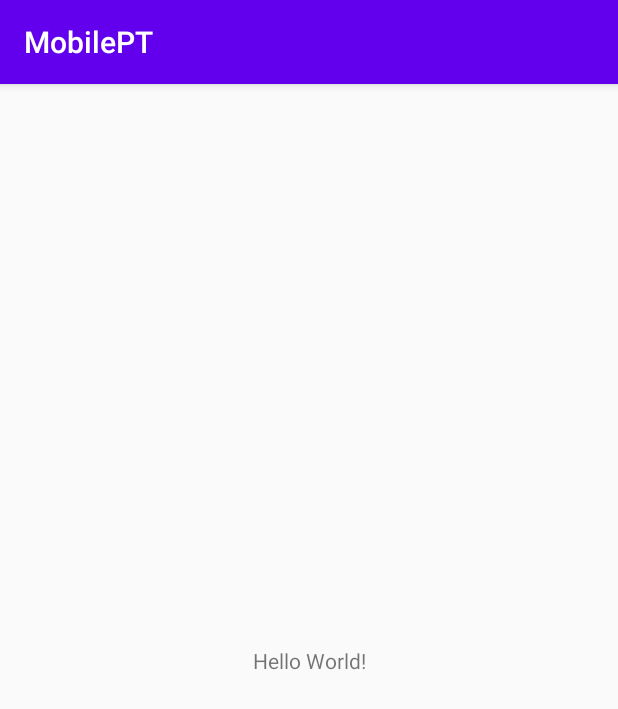
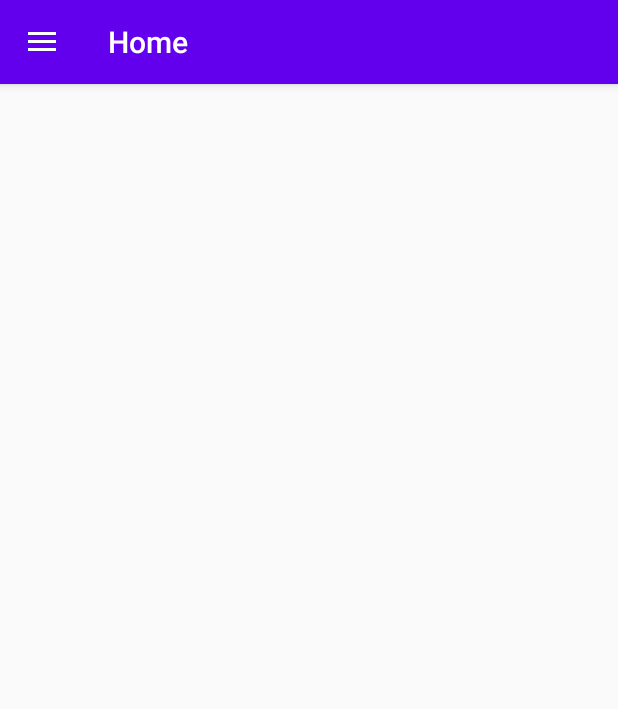
Before and after one commit to YuJunCheol/MPT, an Android app: the screen it shows after launch (MainActivity), on a phone screen of 412 x 824 dp. Shown: the top 709 px of the screen. Run offline under Robolectric (Android 15) with nearby library versions, the phone set to English and light mode, and no system bars; our stand-ins replace navigation-ui.

Commit message:
2020.08.23 안드로이드 수정

```diff
--- a/Client/app/build.gradle
+++ b/Client/app/build.gradle
@@ -25,9 +25,14 @@ android {
 
 dependencies {
     implementation fileTree(dir: 'libs', include: ['*.jar'])
-
+    implementation 'com.google.android.material:material:1.2.0-alpha01'
     implementation 'androidx.appcompat:appcompat:1.2.0'
+    implementation 'androidx.legacy:legacy-support-v4:1.0.0'
+    implementation 'com.google.android.material:material:1.2.0'
     implementation 'androidx.constraintlayout:constraintlayout:2.0.0'
+    implementation 'androidx.navigation:navigation-fragment:2.3.0'
+    implementation 'androidx.navigation:navigation-ui:2.3.0'
+    implementation 'androidx.lifecycle:lifecycle-extensions:2.2.0'
     testImplementation 'junit:junit:4.12'
     androidTestImplementation 'androidx.test.ext:junit:1.1.1'
     androidTestImplementation 'androidx.test.espresso:espresso-core:3.2.0'
--- a/Client/app/src/main/AndroidManifest.xml
+++ b/Client/app/src/main/AndroidManifest.xml
@@ -9,7 +9,10 @@
         android:roundIcon="@mipmap/ic_launcher_round"
         android:supportsRtl="true"
         android:theme="@style/AppTheme">
-        <activity android:name=".MainActivity">
+        <activity
+            android:name=".MainActivity"
+            android:label="@string/app_name"
+            android:theme="@style/AppTheme.NoActionBar">
             <intent-filter>
                 <action android:name="android.intent.action.MAIN" />
 
--- /dev/null
+++ b/Client/app/src/main/java/Data/User.java
@@ -0,0 +1,4 @@
+package Data;
+
+public class User {
+}
--- a/Client/app/src/main/java/com/yujuncheol/android/mobilept/MainActivity.java
+++ b/Client/app/src/main/java/com/yujuncheol/android/mobilept/MainActivity.java
@@ -1,14 +1,43 @@
 package com.yujuncheol.android.mobilept;
 
 import androidx.appcompat.app.AppCompatActivity;
+import androidx.appcompat.widget.Toolbar;
+import androidx.drawerlayout.widget.DrawerLayout;
+import androidx.navigation.NavController;
+import androidx.navigation.Navigation;
+import androidx.navigation.ui.AppBarConfiguration;
+import androidx.navigation.ui.NavigationUI;
 
 import android.os.Bundle;
 
+import com.google.android.material.navigation.NavigationView;
+
 public class MainActivity extends AppCompatActivity {
+
+    private AppBarConfiguration mAppBarConfiguration;
 
     @Override
     protected void onCreate(Bundle savedInstanceState) {
         super.onCreate(savedInstanceState);
         setContentView(R.layout.activity_main);
+
+        Toolbar toolbar = (Toolbar) findViewById(R.id.toolbar);
+        setSupportActionBar(toolbar);
+
+        DrawerLayout drawer = findViewById(R.id.drawer_layout);
+        NavigationView navigationView = findViewById(R.id.nav_view);
+
+        mAppBarConfiguration = new AppBarConfiguration.Builder(
+                R.id.nav_home).setDrawerLayout(drawer).build();
+
+        NavController navController = Navigation.findNavController(this, R.id.nav_host_fragment);
+        NavigationUI.setupActionBarWithNavController(this, navController, mAppBarConfiguration);
+        NavigationUI.setupWithNavController(navigationView, navController);
+    }
+
+    public boolean onSupportNavigateUp() {
+        NavController navController = Navigation.findNavController(this, R.id.nav_host_fragment);
+        return NavigationUI.navigateUp(navController, mAppBarConfiguration)
+                || super.onSupportNavigateUp();
     }
 }
--- /dev/null
+++ b/Client/app/src/main/java/com/yujuncheol/android/mobilept/UI/home/HomeFragment.java
@@ -0,0 +1,21 @@
+package com.yujuncheol.android.mobilept.UI.home;
+
+import android.os.Bundle;
+import android.view.LayoutInflater;
+import android.view.View;
+import android.view.ViewGroup;
+
+import androidx.annotation.NonNull;
+import androidx.fragment.app.Fragment;
+
+import com.yujuncheol.android.mobilept.R;
+
+public class HomeFragment extends Fragment {
+
+    public View onCreateView(@NonNull LayoutInflater inflater,
+                             ViewGroup container, Bundle savedInstanceState) {
+        View root = inflater.inflate(R.layout.fragment_home, container, false);
+
+        return root;
+    }
+}
--- a/Client/app/src/main/res/layout/activity_main.xml
+++ b/Client/app/src/main/res/layout/activity_main.xml
@@ -1,18 +1,22 @@
 <?xml version="1.0" encoding="utf-8"?>
-<androidx.constraintlayout.widget.ConstraintLayout xmlns:android="http://schemas.android.com/apk/res/android"
+<androidx.drawerlayout.widget.DrawerLayout xmlns:android="http://schemas.android.com/apk/res/android"
     xmlns:app="http://schemas.android.com/apk/res-auto"
-    xmlns:tools="http://schemas.android.com/tools"
+    android:id="@+id/drawer_layout"
     android:layout_width="match_parent"
-    android:layout_height="match_parent"
-    tools:context=".MainActivity">
+    android:layout_height="match_parent">
 
-    <TextView
+    <include
+        layout="@layout/app_bar_main"
+        android:layout_width="match_parent"
+        android:layout_height="match_parent"/>
+
+    <com.google.android.material.navigation.NavigationView
+        android:id="@+id/nav_view"
         android:layout_width="wrap_content"
-        android:layout_height="wrap_content"
-        android:text="Hello World!"
-        app:layout_constraintBottom_toBottomOf="parent"
-        app:layout_constraintLeft_toLeftOf="parent"
-        app:layout_constraintRight_toRightOf="parent"
-        app:layout_constraintTop_toTopOf="parent" />
+        android:layout_height="match_parent"
+        android:layout_gravity="start"
+        android:fitsSystemWindows="true"
+        app:headerLayout="@layout/nav_header_main"
+        app:menu="@menu/activity_main_drawer" />
 
-</androidx.constraintlayout.widget.ConstraintLayout>
+</androidx.drawerlayout.widget.DrawerLayout>
--- /dev/null
+++ b/Client/app/src/main/res/layout/app_bar_main.xml
@@ -0,0 +1,26 @@
+<?xml version="1.0" encoding="utf-8"?>
+<androidx.constraintlayout.widget.ConstraintLayout
+    xmlns:android="http://schemas.android.com/apk/res/android"
+    xmlns:app="http://schemas.android.com/apk/res-auto"
+    xmlns:tools="http://schemas.android.com/tools"
+    android:layout_width="match_parent"
+    android:layout_height="match_parent"
+    tools:context=".MainActivity">
+
+    <com.google.android.material.appbar.AppBarLayout
+        android:layout_width="match_parent"
+        android:layout_height="wrap_content"
+        android:theme="@style/AppTheme.AppBarOverlay">
+
+        <androidx.appcompat.widget.Toolbar
+            android:id="@+id/toolbar"
+            android:layout_width="match_parent"
+            android:layout_height="?attr/actionBarSize"
+            android:background="?attr/colorPrimary"
+            app:popupTheme="@style/AppTheme.PopupOverlay"/>
+
+    </com.google.android.material.appbar.AppBarLayout>
+
+    <include layout ="@layout/content_main"/>
+
+</androidx.constraintlayout.widget.ConstraintLayout>
--- /dev/null
+++ b/Client/app/src/main/res/layout/content_main.xml
@@ -0,0 +1,22 @@
+<?xml version="1.0" encoding="utf-8"?>
+<androidx.constraintlayout.widget.ConstraintLayout
+    xmlns:android="http://schemas.android.com/apk/res/android"
+    android:layout_width="match_parent"
+    android:layout_height="match_parent"
+    xmlns:app="http://schemas.android.com/apk/res-auto"
+    xmlns:tools="http://schemas.android.com/tools"
+    app:layout_behavior="@string/appbar_scrolling_view_behavior"
+    tools:showIn="@layout/app_bar_main">
+
+    <fragment
+        android:id="@+id/nav_host_fragment"
+        android:name="androidx.navigation.fragment.NavHostFragment"
+        android:layout_width="match_parent"
+        android:layout_height="match_parent"
+        app:defaultNavHost="true"
+        app:layout_constraintLeft_toLeftOf="parent"
+        app:layout_constraintRight_toRightOf="parent"
+        app:layout_constraintTop_toTopOf="parent"
+        app:navGraph="@navigation/mobile_navigation" />
+
+</androidx.constraintlayout.widget.ConstraintLayout>
--- /dev/null
+++ b/Client/app/src/main/res/layout/fragment_home.xml
@@ -0,0 +1,11 @@
+<?xml version="1.0" encoding="utf-8"?>
+<androidx.constraintlayout.widget.ConstraintLayout xmlns:android="http://schemas.android.com/apk/res/android"
+    android:layout_width="match_parent"
+    android:layout_height="match_parent"
+    xmlns:tools="http://schemas.android.com/tools"
+    xmlns:app="http://schemas.android.com/apk/res-auto"
+    android:paddingTop="?attr/actionBarSize"
+    tools:context=".UI.home.HomeFragment">
+
+
+</androidx.constraintlayout.widget.ConstraintLayout>
--- /dev/null
+++ b/Client/app/src/main/res/layout/nav_header_main.xml
@@ -0,0 +1,14 @@
+<?xml version="1.0" encoding="utf-8"?>
+<LinearLayout
+    xmlns:android="http://schemas.android.com/apk/res/android"
+    android:layout_width="match_parent"
+    android:layout_height="@dimen/nav_header_height"
+    android:background="@color/colorAccent"
+    android:theme="@style/ThemeOverlay.AppCompat.Dark">
+    <TextView
+        android:layout_width="match_parent"
+        android:layout_height="wrap_content"
+        android:paddingTop="@dimen/nav_header_vertical_spacing"
+        android:text="@string/nav_header_title"
+        android:textAppearance="@style/TextAppearance.AppCompat.Body1" />
+</LinearLayout>
--- /dev/null
+++ b/Client/app/src/main/res/menu/activity_main_drawer.xml
@@ -0,0 +1,15 @@
+<?xml version="1.0" encoding="utf-8"?>
+<menu xmlns:android="http://schemas.android.com/apk/res/android"
+    xmlns:tools="http://schemas.android.com/tools"
+    tools:showIn="navigation_view">
+
+    <group android:checkableBehavior="single">
+        <item
+            android:id="@+id/nav_home"
+            android:title="@string/menu_home"/>
+
+
+    </group>
+
+
+</menu>
--- /dev/null
+++ b/Client/app/src/main/res/navigation/mobile_navigation.xml
@@ -0,0 +1,14 @@
+<?xml version="1.0" encoding="utf-8"?>
+<navigation xmlns:android="http://schemas.android.com/apk/res/android"
+    xmlns:app="http://schemas.android.com/apk/res-auto"
+    xmlns:tools="http://schemas.android.com/tools"
+    android:id="@+id/mobile_navigation"
+    app:startDestination="@+id/nav_home">
+    <fragment
+        android:id="@+id/nav_home"
+        android:name="com.yujuncheol.android.mobilept.UI.home.HomeFragment"
+        android:label="@string/menu_home"
+        tools:layout="@layout/fragment_home">
+    </fragment>
+
+</navigation>
--- /dev/null
+++ b/Client/app/src/main/res/values/dimens.xml
@@ -0,0 +1,5 @@
+<?xml version="1.0" encoding="utf-8"?>
+<resources>
+    <dimen name="nav_header_height">176dp</dimen>
+    <dimen name="nav_header_vertical_spacing">16dp</dimen>
+</resources>
--- a/Client/app/src/main/res/values/strings.xml
+++ b/Client/app/src/main/res/values/strings.xml
@@ -1,3 +1,5 @@
 <resources>
     <string name="app_name">MobilePT</string>
+    <string name="menu_home">Home</string>
+    <string name="nav_header_title">MobilePT</string>
 </resources>
--- a/Client/app/src/main/res/values/styles.xml
+++ b/Client/app/src/main/res/values/styles.xml
@@ -8,4 +8,13 @@
         <item name="colorAccent">@color/colorAccent</item>
     </style>
 
+    <style name="AppTheme.NoActionBar">
+        <item name="windowActionBar">false</item>
+        <item name="windowNoTitle">true</item>
+    </style>
+
+    <style name="AppTheme.AppBarOverlay" parent="ThemeOverlay.AppCompat.Dark.ActionBar" />
+
+    <style name="AppTheme.PopupOverlay" parent="ThemeOverlay.AppCompat.Light" />
+
 </resources>
```
